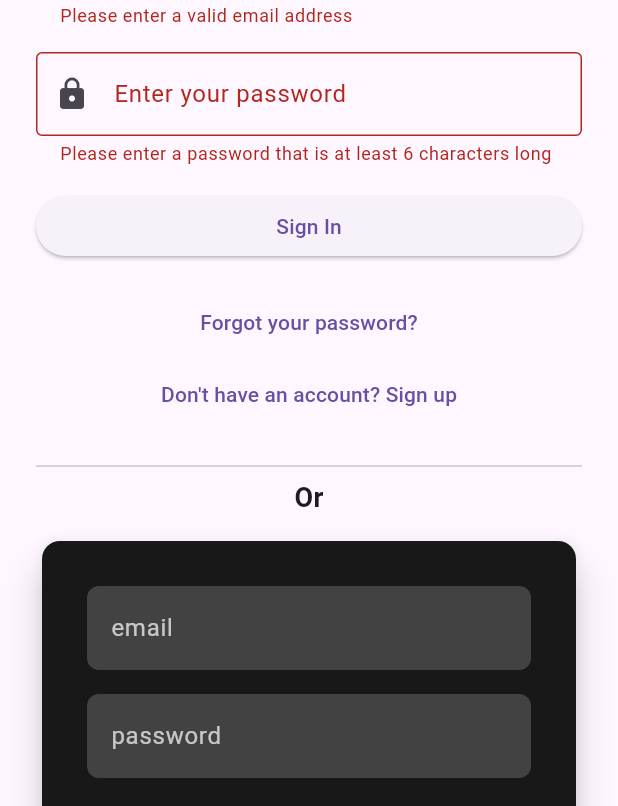
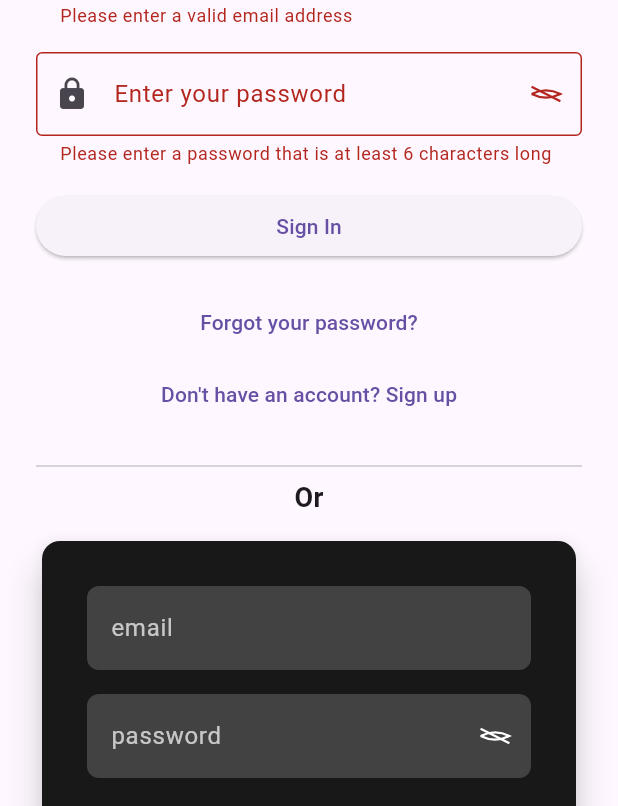
Before and after one commit to jadl456/flutter-auth, a Flutter app: the screen it shows after launch, after a tap on "Sign In", on a phone screen of 412 x 824 dp. Shown: the part 206-1012 px from the top of the screen. Run offline on Flutter 3.47's test engine with Material 3 defaults, Android fonts, the phone set to English and light mode, and no system bars; our stand-ins replace email_validator, font_awesome_flutter, google_sign_in, sign_in_with_apple, supabase_flutter; accounts and stored records are empty.

Commit message:
added icons to password

```diff
--- a/lib/src/components/supa_email_auth.dart
+++ b/lib/src/components/supa_email_auth.dart
@@ -2,6 +2,7 @@ import 'package:email_validator/email_validator.dart';
 import 'package:flutter/material.dart';
 import 'package:supabase_auth_ui/src/localizations/supa_email_auth_localization.dart';
 import 'package:supabase_auth_ui/src/utils/constants.dart';
+import 'package:supabase_auth_ui/src/utils/custom_icons.dart';
 import 'package:supabase_flutter/supabase_flutter.dart';
 
 /// {@template metadata_field}
@@ -278,6 +279,9 @@ class _SupaEmailAuthState extends State<SupaEmailAuth> {
   /// Whether the user is entering OTP code
   bool _isEnteringOtp = false;
 
+  /// Password visibility state for all password fields
+  bool _passwordVisible = false;
+
   @override
   void initState() {
     super.initState();
@@ -365,8 +369,18 @@ class _SupaEmailAuthState extends State<SupaEmailAuth> {
                 decoration: InputDecoration(
                   prefixIcon: widget.prefixIconPassword,
                   label: Text(localization.enterPassword),
+                  suffixIcon: IconButton(
+                    icon: CustomEyeIcon(
+                      isVisible: _passwordVisible,
+                    ),
+                    onPressed: () {
+                      setState(() {
+                        _passwordVisible = !_passwordVisible;
+                      });
+                    },
+                  ),
                 ),
-                obscureText: true,
+                obscureText: !_passwordVisible,
                 controller: _passwordController,
                 onFieldSubmitted: (_) {
                   if (widget.metadataFields == null || _isSigningIn) {
@@ -381,8 +395,18 @@ class _SupaEmailAuthState extends State<SupaEmailAuth> {
                   decoration: InputDecoration(
                     prefixIcon: widget.prefixIconPassword,
                     label: Text(localization.confirmPassword),
+                    suffixIcon: IconButton(
+                      icon: CustomEyeIcon(
+                        isVisible: _passwordVisible,
+                      ),
+                      onPressed: () {
+                        setState(() {
+                          _passwordVisible = !_passwordVisible;
+                        });
+                      },
+                    ),
                   ),
-                  obscureText: true,
+                  obscureText: !_passwordVisible,
                   validator: (value) {
                     if (value != _passwordController.text) {
                       return localization.confirmPasswordError;
@@ -544,8 +568,18 @@ class _SupaEmailAuthState extends State<SupaEmailAuth> {
                   decoration: InputDecoration(
                     label: Text(localization.enterNewPassword),
                     prefixIcon: widget.prefixIconPassword,
+                    suffixIcon: IconButton(
+                      icon: CustomEyeIcon(
+                        isVisible: _passwordVisible,
+                      ),
+                      onPressed: () {
+                        setState(() {
+                          _passwordVisible = !_passwordVisible;
+                        });
+                      },
+                    ),
                   ),
-                  obscureText: true,
+                  obscureText: !_passwordVisible,
                   validator: widget.passwordValidator ??
                       (value) {
                         if (value == null ||
@@ -562,8 +596,18 @@ class _SupaEmailAuthState extends State<SupaEmailAuth> {
                   decoration: InputDecoration(
                     label: Text(localization.confirmPassword),
                     prefixIcon: widget.prefixIconPassword,
+                    suffixIcon: IconButton(
+                      icon: CustomEyeIcon(
+                        isVisible: _passwordVisible,
+                      ),
+                      onPressed: () {
+                        setState(() {
+                          _passwordVisible = !_passwordVisible;
+                        });
+                      },
+                    ),
                   ),
-                  obscureText: true,
+                  obscureText: !_passwordVisible,
                   validator: (value) {
                     if (value != _newPasswordController.text) {
                       return localization.confirmPasswordError;
--- /dev/null
+++ b/lib/src/utils/custom_icons.dart
@@ -0,0 +1,136 @@
+import 'package:flutter/material.dart';
+
+/// Custom eye icons for password visibility
+class CustomEyeIcon extends StatelessWidget {
+  /// Whether the eye is open (password visible)
+  final bool isVisible;
+
+  /// Color of the icon
+  final Color? color;
+
+  /// Size of the icon
+  final double size;
+
+  /// Custom eye icon for password visibility toggle
+  const CustomEyeIcon({
+    super.key,
+    required this.isVisible,
+    this.color,
+    this.size = 24.0,
+  });
+
+  @override
+  Widget build(BuildContext context) {
+    final iconColor = color ?? Theme.of(context).iconTheme.color;
+
+    if (isVisible) {
+      // Eye open icon (password visible)
+      return SizedBox(
+        width: size,
+        height: size,
+        child: CustomPaint(
+          painter: _EyeOpenPainter(color: iconColor),
+        ),
+      );
+    } else {
+      // Eye closed icon (password hidden)
+      return SizedBox(
+        width: size,
+        height: size,
+        child: CustomPaint(
+          painter: _EyeClosedPainter(color: iconColor),
+        ),
+      );
+    }
+  }
+}
+
+/// Painter for the eye open icon
+class _EyeOpenPainter extends CustomPainter {
+  final Color? color;
+
+  _EyeOpenPainter({this.color});
+
+  @override
+  void paint(Canvas canvas, Size size) {
+    final paint = Paint()
+      ..color = color ?? Colors.black
+      ..style = PaintingStyle.stroke
+      ..strokeWidth = 1.5;
+
+    // Draw eye outline
+    final eyePath = Path()
+      ..moveTo(size.width * 0.1, size.height * 0.5)
+      ..quadraticBezierTo(
+        size.width * 0.5,
+        size.height * 0.1,
+        size.width * 0.9,
+        size.height * 0.5,
+      )
+      ..quadraticBezierTo(
+        size.width * 0.5,
+        size.height * 0.9,
+        size.width * 0.1,
+        size.height * 0.5,
+      );
+
+    canvas.drawPath(eyePath, paint);
+
+    // Draw pupil
+    final pupilPaint = Paint()
+      ..color = color ?? Colors.black
+      ..style = PaintingStyle.fill;
+
+    canvas.drawCircle(
+      Offset(size.width * 0.5, size.height * 0.5),
+      size.width * 0.15,
+      pupilPaint,
+    );
+  }
+
+  @override
+  bool shouldRepaint(covariant CustomPainter oldDelegate) => false;
+}
+
+/// Painter for the eye closed icon
+class _EyeClosedPainter extends CustomPainter {
+  final Color? color;
+
+  _EyeClosedPainter({this.color});
+
+  @override
+  void paint(Canvas canvas, Size size) {
+    final paint = Paint()
+      ..color = color ?? Colors.black
+      ..style = PaintingStyle.stroke
+      ..strokeWidth = 1.5;
+
+    // Draw eye outline (slightly closed)
+    final eyePath = Path()
+      ..moveTo(size.width * 0.1, size.height * 0.5)
+      ..quadraticBezierTo(
+        size.width * 0.5,
+        size.height * 0.7,
+        size.width * 0.9,
+        size.height * 0.5,
+      )
+      ..quadraticBezierTo(
+        size.width * 0.5,
+        size.height * 0.3,
+        size.width * 0.1,
+        size.height * 0.5,
+      );
+
+    canvas.drawPath(eyePath, paint);
+
+    // Draw slash through eye
+    canvas.drawLine(
+      Offset(size.width * 0.1, size.height * 0.3),
+      Offset(size.width * 0.9, size.height * 0.7),
+      paint,
+    );
+  }
+
+  @override
+  bool shouldRepaint(covariant CustomPainter oldDelegate) => false;
+}
```
Also changed, not shown: lib/src/components/supa_phone_auth.dart (+15 -1 lines), lib/src/components/supa_reset_password.dart (+15 -0 lines).
